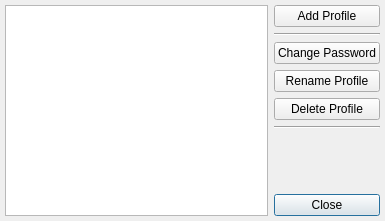
xnamed/vacuum-im, file src/plugins/optionsmanager/editprofilesdialog2.ui: the form before one commit.
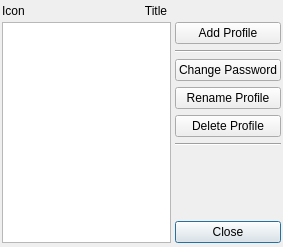
The form after the commit.

Diff of the .ui file:
```diff
--- a/src/plugins/optionsmanager/editprofilesdialog2.ui
+++ b/src/plugins/optionsmanager/editprofilesdialog2.ui
@@ -6,18 +6,60 @@
    <rect>
     <x>0</x>
     <y>0</y>
-    <width>385</width>
-    <height>221</height>
+    <width>283</width>
+    <height>247</height>
    </rect>
   </property>
   <property name="windowTitle">
    <string>Profiles Settings</string>
   </property>
-  <layout class="QHBoxLayout" name="horizontalLayout">
-   <property name="margin">
-    <number>5</number>
+  <layout class="QGridLayout" name="gridLayout">
+   <property name="leftMargin">
+    <number>2</number>
    </property>
-   <item>
+   <property name="topMargin">
+    <number>4</number>
+   </property>
+   <property name="rightMargin">
+    <number>2</number>
+   </property>
+   <property name="bottomMargin">
+    <number>4</number>
+   </property>
+   <property name="spacing">
+    <number>4</number>
+   </property>
+   <item row="0" column="0" colspan="2">
+    <layout class="QHBoxLayout" name="horizontalLayout">
+     <item>
+      <widget class="QLabel" name="lblIcon">
+       <property name="text">
+        <string>Icon</string>
+       </property>
+       <property name="alignment">
+        <set>Qt::AlignCenter</set>
+       </property>
+      </widget>
+     </item>
+     <item>
+      <widget class="QLabel" name="lblTitle">
+       <property name="sizePolicy">
+        <sizepolicy hsizetype="Expanding" vsizetype="Preferred">
+         <horstretch>0</horstretch>
+         <verstretch>0</verstretch>
+        </sizepolicy>
+       </property>
+       <property name="text">
+        <string>Title</string>
+       </property>
+       <property name="alignment">
+        <set>Qt::AlignCenter</set>
+       </property>
+      </widget>
+     </item>
+    </layout>
+   </item>
+   <item row="1" column="0">
     <widget class="QListWidget" name="lstProfiles">
      <property name="selectionBehavior">
       <enum>QAbstractItemView::SelectRows</enum>
@@ -27,10 +69,16 @@
      </property>
     </widget>
    </item>
-   <item>
+   <item row="1" column="1">
     <layout class="QVBoxLayout" name="verticalLayout">
      <item>
       <widget class="QPushButton" name="pbtAdd">
+       <property name="sizePolicy">
+        <sizepolicy hsizetype="Preferred" vsizetype="Fixed">
+         <horstretch>0</horstretch>
+         <verstretch>0</verstretch>
+        </sizepolicy>
+       </property>
        <property name="text">
         <string>Add Profile</string>
        </property>
@@ -45,6 +93,12 @@
      </item>
      <item>
       <widget class="QPushButton" name="pbtPassword">
+       <property name="sizePolicy">
+        <sizepolicy hsizetype="Preferred" vsizetype="Fixed">
+         <horstretch>0</horstretch>
+         <verstretch>0</verstretch>
+        </sizepolicy>
+       </property>
        <property name="text">
         <string>Change Password</string>
        </property>
@@ -52,6 +106,12 @@
      </item>
      <item>
       <widget class="QPushButton" name="pbtRename">
+       <property name="sizePolicy">
+        <sizepolicy hsizetype="Preferred" vsizetype="Fixed">
+         <horstretch>0</horstretch>
+         <verstretch>0</verstretch>
+        </sizepolicy>
+       </property>
        <property name="text">
         <string>Rename Profile</string>
        </property>
@@ -59,6 +119,12 @@
      </item>
      <item>
       <widget class="QPushButton" name="pbtDelete">
+       <property name="sizePolicy">
+        <sizepolicy hsizetype="Preferred" vsizetype="Fixed">
+         <horstretch>0</horstretch>
+         <verstretch>0</verstretch>
+        </sizepolicy>
+       </property>
        <property name="text">
         <string>Delete Profile</string>
        </property>
@@ -66,6 +132,12 @@
      </item>
      <item>
       <widget class="Line" name="line_2">
+       <property name="sizePolicy">
+        <sizepolicy hsizetype="Preferred" vsizetype="Fixed">
+         <horstretch>0</horstretch>
+         <verstretch>0</verstretch>
+        </sizepolicy>
+       </property>
        <property name="orientation">
         <enum>Qt::Horizontal</enum>
        </property>
@@ -86,6 +158,12 @@
      </item>
      <item>
       <widget class="QPushButton" name="pbtClose">
+       <property name="sizePolicy">
+        <sizepolicy hsizetype="Preferred" vsizetype="Fixed">
+         <horstretch>0</horstretch>
+         <verstretch>0</verstretch>
+        </sizepolicy>
+       </property>
        <property name="text">
         <string>Close</string>
        </property>
```
